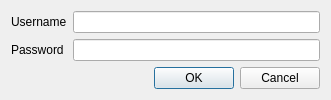
Old version of the form logindialog.ui in the repository Cheddy/InterventionManagerClient.
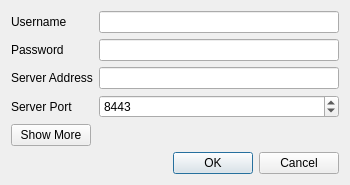
New version of the form.

Patch:
```diff
--- a/logindialog.ui
+++ b/logindialog.ui
@@ -6,16 +6,60 @@
    <rect>
     <x>0</x>
     <y>0</y>
-    <width>331</width>
-    <height>100</height>
+    <width>350</width>
+    <height>176</height>
    </rect>
   </property>
+  <property name="sizePolicy">
+   <sizepolicy hsizetype="Expanding" vsizetype="Minimum">
+    <horstretch>0</horstretch>
+    <verstretch>0</verstretch>
+   </sizepolicy>
+  </property>
+  <property name="minimumSize">
+   <size>
+    <width>350</width>
+    <height>0</height>
+   </size>
+  </property>
   <property name="windowTitle">
    <string>Intervention Manager Login</string>
   </property>
   <layout class="QGridLayout" name="gridLayout">
+   <property name="sizeConstraint">
+    <enum>QLayout::SetMinimumSize</enum>
+   </property>
+   <item row="3" column="0">
+    <widget class="QDialogButtonBox" name="buttonBox">
+     <property name="orientation">
+      <enum>Qt::Horizontal</enum>
+     </property>
+     <property name="standardButtons">
+      <set>QDialogButtonBox::Cancel|QDialogButtonBox::Ok</set>
+     </property>
+     <property name="centerButtons">
+      <bool>false</bool>
+     </property>
+    </widget>
+   </item>
+   <item row="2" column="0" alignment="Qt::AlignLeft">
+    <widget class="QPushButton" name="showMoreButton">
+     <property name="sizePolicy">
+      <sizepolicy hsizetype="Fixed" vsizetype="Fixed">
+       <horstretch>0</horstretch>
+       <verstretch>0</verstretch>
+      </sizepolicy>
+     </property>
+     <property name="text">
+      <string>Show More</string>
+     </property>
+    </widget>
+   </item>
    <item row="0" column="0">
     <layout class="QFormLayout" name="formLayout">
+     <property name="sizeConstraint">
+      <enum>QLayout::SetMinimumSize</enum>
+     </property>
      <item row="0" column="0">
       <widget class="QLabel" name="usernameLabel">
        <property name="text">
@@ -46,21 +90,51 @@
        </property>
       </widget>
      </item>
+     <item row="2" column="0">
+      <widget class="QLabel" name="serverAddressLabel">
+       <property name="text">
+        <string>Server Address</string>
+       </property>
+      </widget>
+     </item>
+     <item row="2" column="1">
+      <widget class="QLineEdit" name="serverAddressLineEdit">
+       <property name="enabled">
+        <bool>true</bool>
+       </property>
+       <property name="autoFillBackground">
+        <bool>false</bool>
+       </property>
+       <property name="readOnly">
+        <bool>false</bool>
+       </property>
+      </widget>
+     </item>
+     <item row="3" column="0">
+      <widget class="QLabel" name="serverPortLabel">
+       <property name="styleSheet">
+        <string notr="true"/>
+       </property>
+       <property name="text">
+        <string>Server Port</string>
+       </property>
+      </widget>
+     </item>
+     <item row="3" column="1">
+      <widget class="QSpinBox" name="serverPortSpinBox">
+       <property name="minimum">
+        <number>1</number>
+       </property>
+       <property name="maximum">
+        <number>65535</number>
+       </property>
+       <property name="value">
+        <number>8443</number>
+       </property>
+      </widget>
+     </item>
     </layout>
    </item>
-   <item row="1" column="0">
-    <widget class="QDialogButtonBox" name="buttonBox">
-     <property name="orientation">
-      <enum>Qt::Horizontal</enum>
-     </property>
-     <property name="standardButtons">
-      <set>QDialogButtonBox::Cancel|QDialogButtonBox::Ok</set>
-     </property>
-     <property name="centerButtons">
-      <bool>false</bool>
-     </property>
-    </widget>
-   </item>
   </layout>
  </widget>
  <resources/>
```
